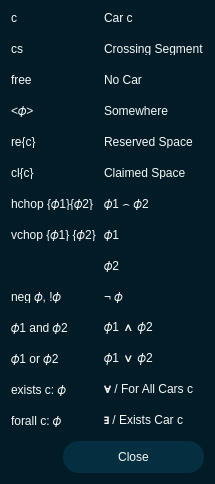
First picture: the form in pse/umlsl_editor/src/view/widgets/qt_widgets/query_help_dialog.ui, repository 69420pm/UMLSL-traffic-editor, before the edit.
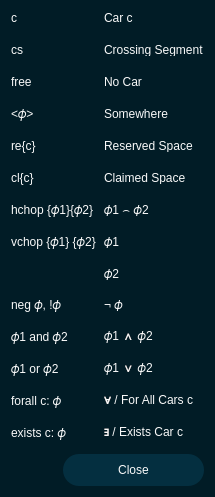
Second picture: the form after the edit. Icons and pictures are not drawn.

```diff
--- a/pse/umlsl_editor/src/view/widgets/qt_widgets/query_help_dialog.ui
+++ b/pse/umlsl_editor/src/view/widgets/qt_widgets/query_help_dialog.ui
@@ -6,8 +6,8 @@
    <rect>
     <x>0</x>
     <y>0</y>
-    <width>232</width>
-    <height>491</height>
+    <width>366</width>
+    <height>721</height>
    </rect>
   </property>
   <property name="minimumSize">
@@ -246,7 +246,7 @@
            <property name="maximumSize">
             <size>
              <width>16777215</width>
-             <height>13</height>
+             <height>16777215</height>
             </size>
            </property>
            <property name="text">
@@ -268,7 +268,7 @@
            <property name="maximumSize">
             <size>
              <width>16777215</width>
-             <height>13</height>
+             <height>16777215</height>
             </size>
            </property>
            <property name="text">
@@ -290,7 +290,7 @@
            <property name="maximumSize">
             <size>
              <width>16777215</width>
-             <height>13</height>
+             <height>16777215</height>
             </size>
            </property>
            <property name="text">
@@ -312,7 +312,7 @@
            <property name="maximumSize">
             <size>
              <width>16777215</width>
-             <height>13</height>
+             <height>16777215</height>
             </size>
            </property>
            <property name="text">
@@ -353,11 +353,11 @@
            <property name="maximumSize">
             <size>
              <width>16777215</width>
-             <height>13</height>
+             <height>16777215</height>
             </size>
            </property>
            <property name="text">
-            <string>exists c: 𝜙</string>
+            <string>forall c: 𝜙</string>
            </property>
            <property name="textFormat">
             <enum>Qt::TextFormat::MarkdownText</enum>
@@ -375,7 +375,7 @@
            <property name="maximumSize">
             <size>
              <width>16777215</width>
-             <height>13</height>
+             <height>16777215</height>
             </size>
            </property>
            <property name="text">
@@ -441,7 +441,7 @@
            <property name="maximumSize">
             <size>
              <width>16777215</width>
-             <height>13</height>
+             <height>16777215</height>
             </size>
            </property>
            <property name="text">
@@ -507,7 +507,7 @@
            <property name="maximumSize">
             <size>
              <width>16777215</width>
-             <height>13</height>
+             <height>16777215</height>
             </size>
            </property>
            <property name="text">
@@ -529,7 +529,7 @@
            <property name="maximumSize">
             <size>
              <width>16777215</width>
-             <height>13</height>
+             <height>16777215</height>
             </size>
            </property>
            <property name="text">
@@ -573,7 +573,7 @@
            <property name="maximumSize">
             <size>
              <width>16777215</width>
-             <height>13</height>
+             <height>16777215</height>
             </size>
            </property>
            <property name="text">
@@ -639,11 +639,11 @@
            <property name="maximumSize">
             <size>
              <width>16777215</width>
-             <height>13</height>
+             <height>16777215</height>
             </size>
            </property>
            <property name="text">
-            <string>forall c: 𝜙</string>
+            <string>exists c: 𝜙</string>
            </property>
            <property name="textFormat">
             <enum>Qt::TextFormat::MarkdownText</enum>
@@ -661,7 +661,7 @@
            <property name="maximumSize">
             <size>
              <width>16777215</width>
-             <height>13</height>
+             <height>16777215</height>
             </size>
            </property>
            <property name="text">
@@ -683,7 +683,7 @@
            <property name="maximumSize">
             <size>
              <width>16777215</width>
-             <height>13</height>
+             <height>16777215</height>
             </size>
            </property>
            <property name="text">
```
